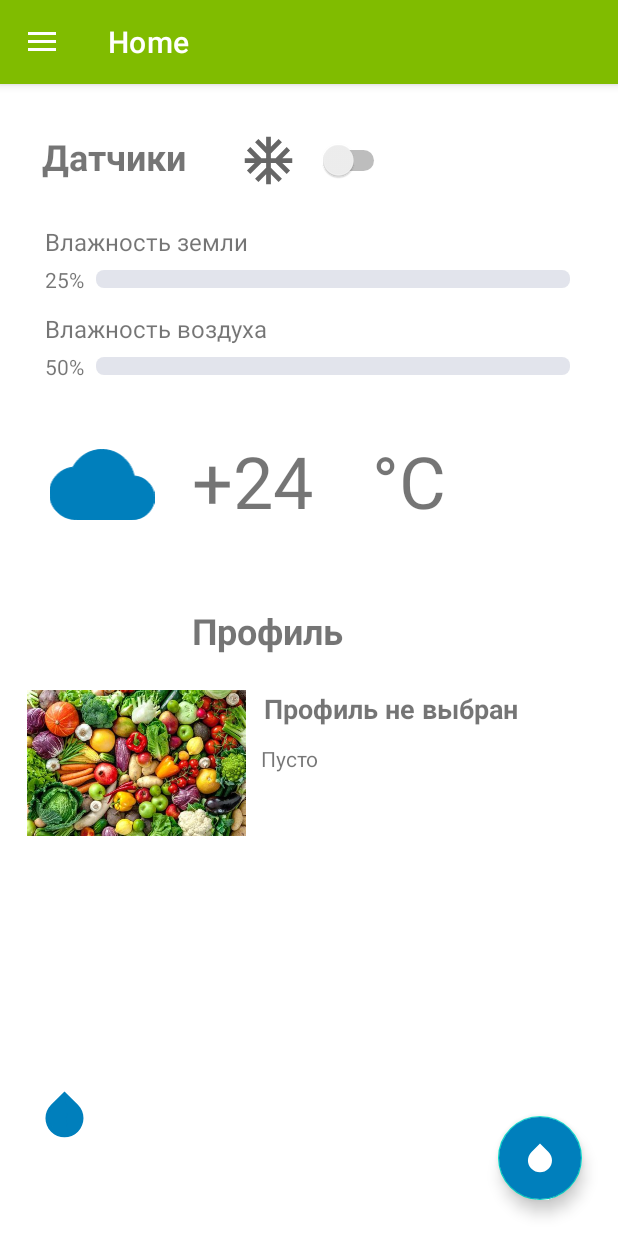
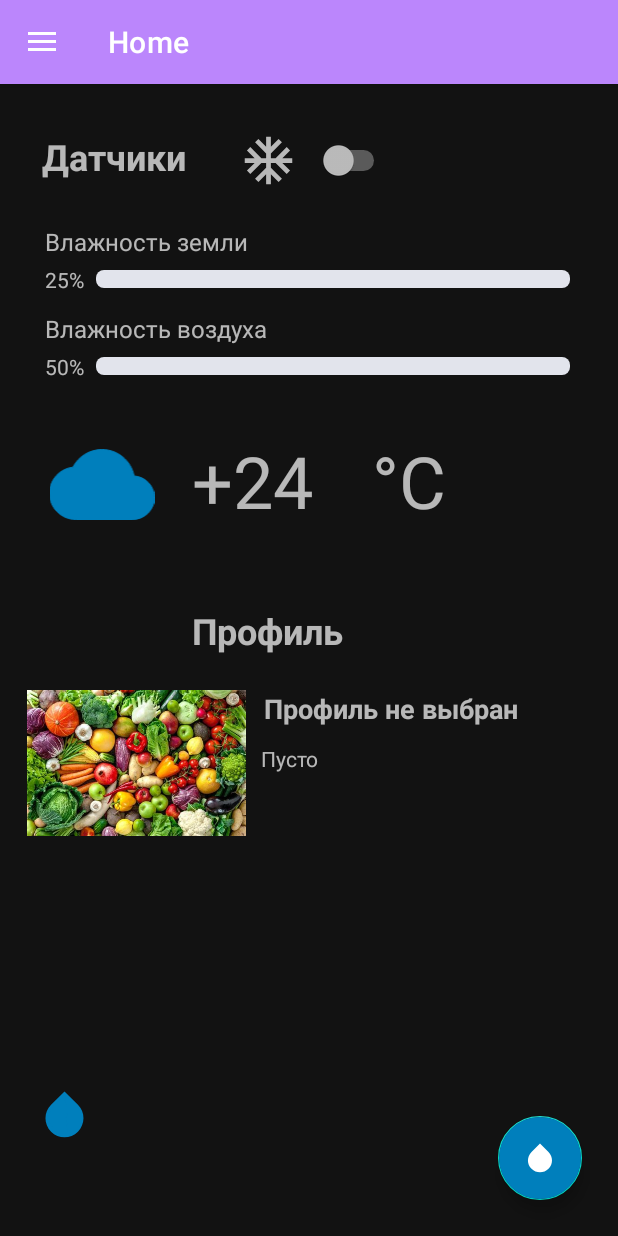
Before and after one commit to aptennn/greenhouse_android, an Android app: the screen it shows after launch (MainActivity), on a phone screen of 412 x 824 dp. Run offline under Robolectric (Android 15) with nearby library versions, the phone set to English and light mode, and no system bars; our stand-ins replace navigation-ui; libraries missing offline, so code that uses them is left out: org.eclipse.paho; 13 statements that could not run were skipped.

Commit message:
dark theme, small fixes

```diff
--- a/app/src/main/java/com/example/samsunghackathon2021/MainActivity.java
+++ b/app/src/main/java/com/example/samsunghackathon2021/MainActivity.java
@@ -2,6 +2,7 @@ package com.example.samsunghackathon2021;
 
 
 import android.app.Dialog;
+import android.content.SharedPreferences;
 import android.graphics.Color;
 import android.graphics.drawable.ColorDrawable;
 import android.os.Bundle;
@@ -13,11 +14,13 @@ import android.view.WindowManager;
 import android.widget.Button;
 import android.widget.EditText;
 
+import com.example.samsunghackathon2021.databinding.ActivityMainBinding;
 import com.example.samsunghackathon2021.ui.home.HomeFragment;
 import com.google.android.material.snackbar.Snackbar;
 import com.google.android.material.navigation.NavigationView;
 
 import androidx.appcompat.app.AppCompatDelegate;
+import androidx.appcompat.widget.Toolbar;
 import androidx.navigation.NavController;
 import androidx.navigation.Navigation;
 import androidx.navigation.ui.AppBarConfiguration;
@@ -25,7 +28,7 @@ import androidx.navigation.ui.NavigationUI;
 import androidx.drawerlayout.widget.DrawerLayout;
 import androidx.appcompat.app.AppCompatActivity;
 
-import com.example.samsunghackathon2021.databinding.ActivityMainBinding;
+
 
 public class MainActivity extends AppCompatActivity {
 
@@ -41,20 +44,27 @@ public class MainActivity extends AppCompatActivity {
 
         binding = ActivityMainBinding.inflate(getLayoutInflater());
         setContentView(binding.getRoot());
-
         setSupportActionBar(binding.appBarMain.toolbar);
-        AppCompatDelegate.setDefaultNightMode(AppCompatDelegate.MODE_NIGHT_NO);
         DrawerLayout drawer = binding.drawerLayout;
         NavigationView navigationView = binding.navView;
         // Passing each menu ID as a set of Ids because each
         // menu should be considered as top level destinations.
         mAppBarConfiguration = new AppBarConfiguration.Builder(
-                R.id.nav_home, R.id.nav_gallery, R.id.nav_slideshow)
+                R.id.nav_home, R.id.nav_gallery, R.id.nav_slideshow, R.id.nav_settings)
                 .setDrawerLayout(drawer)
                 .build();
         NavController navController = Navigation.findNavController(this, R.id.nav_host_fragment_content_main);
         NavigationUI.setupActionBarWithNavController(this, navController, mAppBarConfiguration);
         NavigationUI.setupWithNavController(navigationView, navController);
+
+        //Для загрузки темы при старте
+        if (loadState()) {
+            AppCompatDelegate.setDefaultNightMode(AppCompatDelegate.MODE_NIGHT_YES);
+            setTheme(R.style.dark);
+        } else {
+            AppCompatDelegate.setDefaultNightMode(AppCompatDelegate.MODE_NIGHT_NO);
+            setTheme(R.style.stock);
+        }
 
     }
 
@@ -73,6 +83,12 @@ public class MainActivity extends AppCompatActivity {
         return NavigationUI.navigateUp(navController, mAppBarConfiguration)
                 || super.onSupportNavigateUp();
     }
+
+    public Boolean loadState() {
+        SharedPreferences sharedPreferences = getSharedPreferences("Theme", MODE_PRIVATE);
+        return sharedPreferences.getBoolean("NightMode", true);
+
+    } //загрузка темы
 
     /*public void showDialog() {
         final EditText title, des;
--- a/app/src/main/java/com/example/samsunghackathon2021/ui/home/HomeFragment.java
+++ b/app/src/main/java/com/example/samsunghackathon2021/ui/home/HomeFragment.java
@@ -1,5 +1,6 @@
 package com.example.samsunghackathon2021.ui.home;
 
+import android.content.Context;
 import android.os.Bundle;
 import android.os.Handler;
 import android.os.Message;
@@ -91,11 +92,11 @@ import androidx.navigation.ui.NavigationUI;
 import androidx.drawerlayout.widget.DrawerLayout;
 import androidx.appcompat.app.AppCompatActivity;
 
+import java.util.Objects;
 import java.util.Random;
 
 
 public class HomeFragment extends Fragment {
-
     MqttHelper mqttHelperPrefs, mqttHelperPomp;
 
     TextView dataReceived;
@@ -120,7 +121,6 @@ public class HomeFragment extends Fragment {
         homeViewModel =
                 new ViewModelProvider(this).get(HomeViewModel.class);
         database_helper = new DatabaseHelper(getContext());
-
         View va = inflater.inflate(R.layout.fragment_home, container, false);
         temperature = (TextView) va.findViewById(R.id.temperature);// findViewById(R.id.temperature);
         dataReceived = (TextView) va.findViewById(R.id.dataReceived);
@@ -187,7 +187,7 @@ public class HomeFragment extends Fragment {
 
 
     private void startPrefsMqtt(String topic) {
-        mqttHelperPrefs = new MqttHelper(getActivity().getApplicationContext(), topic);
+        mqttHelperPrefs = new MqttHelper(requireActivity().getApplicationContext(), topic); //getActivity
         mqttHelperPrefs.setCallback(new MqttCallbackExtended() {
             @Override
             public void connectComplete(boolean b, String s) {
@@ -233,7 +233,7 @@ public class HomeFragment extends Fragment {
     }
 
     private void startPompMqtt(String topic) {
-        mqttHelperPomp = new MqttHelper(getActivity().getApplicationContext(), topic);
+        mqttHelperPomp = new MqttHelper(requireActivity().getApplicationContext(), topic);
         mqttHelperPomp.setCallback(new MqttCallbackExtended() {
             @Override
             public void connectComplete(boolean b, String s) {
--- a/app/src/main/res/drawable/ic_baseline_settings_24.xml
+++ b/app/src/main/res/drawable/ic_baseline_settings_24.xml
@@ -1,9 +1,10 @@
 <vector xmlns:android="http://schemas.android.com/apk/res/android"
-    android:width="36dp"
-    android:height="36dp"
+    android:width="24dp"
+    android:height="24dp"
     android:viewportWidth="24"
-    android:viewportHeight="24">
+    android:viewportHeight="24"
+    android:tint="?attr/colorControlNormal">
   <path
-      android:fillColor="@color/primary"
+      android:fillColor="@android:color/white"
       android:pathData="M19.14,12.94c0.04,-0.3 0.06,-0.61 0.06,-0.94c0,-0.32 -0.02,-0.64 -0.07,-0.94l2.03,-1.58c0.18,-0.14 0.23,-0.41 0.12,-0.61l-1.92,-3.32c-0.12,-0.22 -0.37,-0.29 -0.59,-0.22l-2.39,0.96c-0.5,-0.38 -1.03,-0.7 -1.62,-0.94L14.4,2.81c-0.04,-0.24 -0.24,-0.41 -0.48,-0.41h-3.84c-0.24,0 -0.43,0.17 -0.47,0.41L9.25,5.35C8.66,5.59 8.12,5.92 7.63,6.29L5.24,5.33c-0.22,-0.08 -0.47,0 -0.59,0.22L2.74,8.87C2.62,9.08 2.66,9.34 2.86,9.48l2.03,1.58C4.84,11.36 4.8,11.69 4.8,12s0.02,0.64 0.07,0.94l-2.03,1.58c-0.18,0.14 -0.23,0.41 -0.12,0.61l1.92,3.32c0.12,0.22 0.37,0.29 0.59,0.22l2.39,-0.96c0.5,0.38 1.03,0.7 1.62,0.94l0.36,2.54c0.05,0.24 0.24,0.41 0.48,0.41h3.84c0.24,0 0.44,-0.17 0.47,-0.41l0.36,-2.54c0.59,-0.24 1.13,-0.56 1.62,-0.94l2.39,0.96c0.22,0.08 0.47,0 0.59,-0.22l1.92,-3.32c0.12,-0.22 0.07,-0.47 -0.12,-0.61L19.14,12.94zM12,15.6c-1.98,0 -3.6,-1.62 -3.6,-3.6s1.62,-3.6 3.6,-3.6s3.6,1.62 3.6,3.6S13.98,15.6 12,15.6z"/>
 </vector>
--- a/app/src/main/res/layout/fragment_home.xml
+++ b/app/src/main/res/layout/fragment_home.xml
@@ -227,14 +227,14 @@
             android:layout_marginEnd="24dp"
             android:layout_marginRight="24dp"
             android:layout_marginBottom="24dp"
-            android:backgroundTint="@color/secondary"
             android:id="@+id/btn_watering"
             android:scaleType="center"
             android:src="@drawable/ic_drop2"
             app:layout_constraintBottom_toBottomOf="parent"
             app:layout_constraintEnd_toEndOf="parent"
             app:rippleColor="@color/white"
-            app:tint="@color/white" />
+            app:tint="@color/white"
+            android:backgroundTint="@color/secondary"/>
 
         <TextView
             android:id="@+id/textView8"
--- a/app/src/main/res/menu/activity_main_drawer.xml
+++ b/app/src/main/res/menu/activity_main_drawer.xml
@@ -16,5 +16,9 @@
             android:id="@+id/nav_slideshow"
             android:icon="@drawable/ic_baseline_info_24"
             android:title="Info" />
+        <item
+            android:id="@+id/nav_settings"
+            android:icon="@drawable/ic_baseline_settings_24"
+            android:title="@string/menu_settings"/>
     </group>
 </menu>
--- a/app/src/main/res/navigation/mobile_navigation.xml
+++ b/app/src/main/res/navigation/mobile_navigation.xml
@@ -22,4 +22,9 @@
         android:name="com.example.samsunghackathon2021.ui.slideshow.SlideshowFragment"
         android:label="@string/menu_slideshow"
         tools:layout="@layout/fragment_slideshow" />
+    <fragment
+        android:id="@+id/nav_settings"
+        android:name="com.example.samsunghackathon2021.ui.settings.Settings"
+        android:label="@string/menu_settings"
+        tools:layout="@layout/fragment_settings" />
 </navigation>
--- a/app/src/main/res/values/strings.xml
+++ b/app/src/main/res/values/strings.xml
@@ -11,4 +11,6 @@
     <string name="menu_home">Home</string>
     <string name="menu_profile">Profile</string>
     <string name="menu_slideshow">Info</string>
+    <string name="menu_settings">Settings</string>
+    <string name="nightmode">Night Mode</string>
 </resources>
--- a/app/src/main/res/values/themes.xml
+++ b/app/src/main/res/values/themes.xml
@@ -17,4 +17,39 @@
     <style name="Theme.SamsungHackathon2021.AppBarOverlay" parent="ThemeOverlay.AppCompat.Dark.ActionBar" />
 
     <style name="Theme.SamsungHackathon2021.PopupOverlay" parent="ThemeOverlay.AppCompat.Light" />
+
+
+
+    <style name="dark" parent="Theme.MaterialComponents.DayNight.DarkActionBar">
+        <!-- Primary brand color. -->
+        <item name="colorPrimary">@color/purple_200</item>
+        <item name="colorPrimaryVariant">@color/purple_700</item>
+        <item name="colorOnPrimary">@color/black</item>
+        <!-- Secondary brand color. -->
+        <item name="colorSecondary">@color/teal_200</item>
+        <item name="colorSecondaryVariant">@color/teal_200</item>
+        <item name="colorOnSecondary">@color/black</item>
+        <!-- Status bar color. -->
+        <item name="android:statusBarColor" tools:targetApi="l">?attr/colorPrimaryVariant</item>
+        <!-- Customize your theme here. -->
+    </style>
+        <!-- Ночная тема. -->
+
+
+    <style name="stock" parent="Theme.MaterialComponents.DayNight.DarkActionBar">
+        <!-- Primary brand color. -->
+        <item name="colorPrimary">@color/purple_500</item>
+        <item name="colorPrimaryVariant">@color/purple_700</item>
+        <item name="colorOnPrimary">@color/white</item>
+        <!-- Secondary brand color. -->
+        <item name="colorSecondary">@color/teal_200</item>
+        <item name="colorSecondaryVariant">@color/teal_700</item>
+        <item name="colorOnSecondary">@color/black</item>
+        <!-- Status bar color. -->
+        <item name="android:statusBarColor" tools:targetApi="l">?attr/colorPrimaryVariant</item>
+        <!-- Customize your theme here. -->
+    </style>
+        <!-- Светлая тема. -->
+
+
 </resources>
```
Also changed, not shown: app/src/main/java/com/example/samsunghackathon2021/ui/profile/ProfileFragment.java (+17 -1 lines), app/src/main/java/com/example/samsunghackathon2021/ui/settings/Settings.java (added, +71 -0 lines), app/src/main/res/drawable/ic_baseline_brightness_2_24.xml (added, +10 -0 lines), app/src/main/res/layout/fragment_settings.xml (added, +30 -0 lines), 1 other file.
